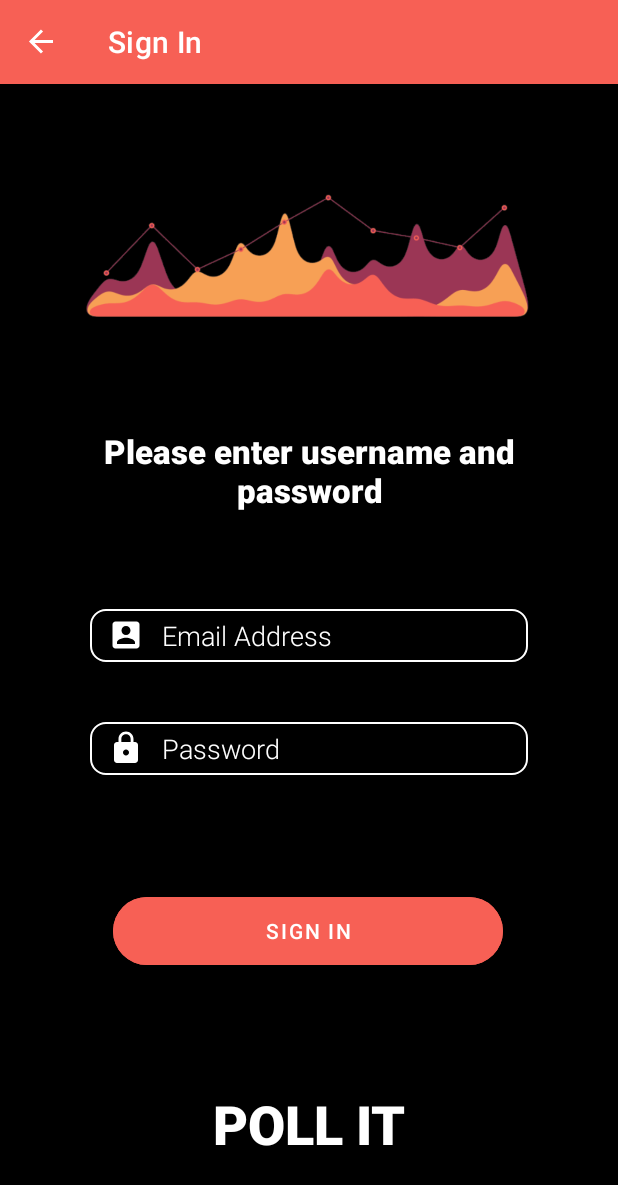
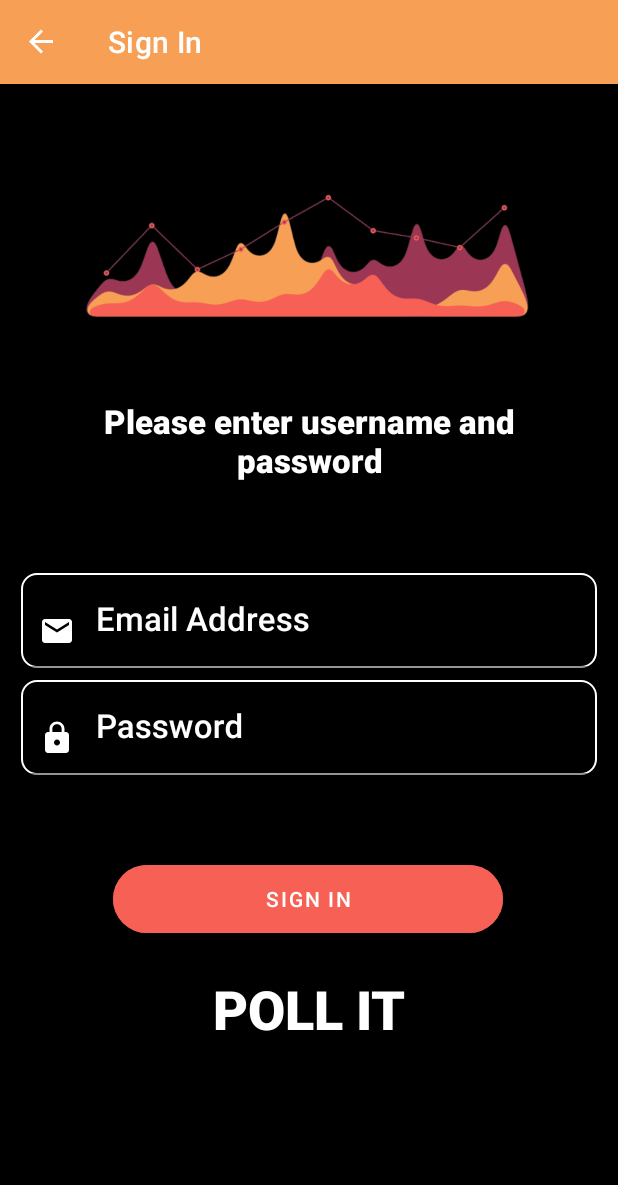
Before and after one commit to Shimoco7/Poll-It, an Android app: the FragmentSignIn screen opened through its navigation route, on a phone screen of 412 x 824 dp. Shown: the top 1185 px of the screen. Run offline under Robolectric (Android 15) with nearby library versions, the phone set to English and light mode, and no system bars; our stand-ins replace Firebase (no records; nobody signed in at launch, a user with empty details on screens opened directly), navigation-ui; libraries missing offline, so code that uses them is left out: org.apache.commons.

Commit message:
signIn design

```diff
--- a/app/src/main/res/drawable/custom_input.xml
+++ b/app/src/main/res/drawable/custom_input.xml
@@ -5,7 +5,7 @@
         <shape android:shape="rectangle">
             <solid android:color="@android:color/black"/>
             <corners android:radius="10dp"/>
-            <stroke android:color="@color/primeRed" android:width="1dp"/>
+            <stroke android:color="@color/primeOrng" android:width="1dp"/>
         </shape>
     </item>
 
--- a/app/src/main/res/drawable/ic_account.xml
+++ b/app/src/main/res/drawable/ic_account.xml
@@ -1,5 +1,5 @@
 <vector android:height="24dp" android:tint="#FFFFFF"
     android:viewportHeight="24" android:viewportWidth="24"
     android:width="24dp" xmlns:android="http://schemas.android.com/apk/res/android">
-    <path android:fillColor="@android:color/white" android:pathData="M3,5v14c0,1.1 0.89,2 2,2h14c1.1,0 2,-0.9 2,-2L21,5c0,-1.1 -0.9,-2 -2,-2L5,3c-1.11,0 -2,0.9 -2,2zM15,9c0,1.66 -1.34,3 -3,3s-3,-1.34 -3,-3 1.34,-3 3,-3 3,1.34 3,3zM6,17c0,-2 4,-3.1 6,-3.1s6,1.1 6,3.1v1L6,18v-1z"/>
+    <path android:fillColor="@android:color/white" android:pathData="M20,4L4,4c-1.1,0 -1.99,0.9 -1.99,2L2,18c0,1.1 0.9,2 2,2h16c1.1,0 2,-0.9 2,-2L22,6c0,-1.1 -0.9,-2 -2,-2zM20,8l-8,5 -8,-5L4,6l8,5 8,-5v2z"/>
 </vector>
--- a/app/src/main/res/layout/fragment_signin.xml
+++ b/app/src/main/res/layout/fragment_signin.xml
@@ -11,12 +11,13 @@
 
     <androidx.constraintlayout.widget.ConstraintLayout
         android:layout_width="match_parent"
-        android:layout_height="wrap_content">
+        android:layout_height="match_parent">
+
         <TextView
             android:id="@+id/sign_title"
             android:layout_width="319dp"
             android:layout_height="62dp"
-        android:layout_marginTop="40dp"
+            android:layout_marginTop="20dp"
             android:fontFamily="sans-serif-black"
             android:text="@string/please_enter_username_and_password"
             android:textAlignment="center"
@@ -37,11 +38,90 @@
             app:layout_constraintStart_toStartOf="parent"
             app:layout_constraintTop_toTopOf="parent" />
 
+        <androidx.appcompat.widget.LinearLayoutCompat
+            android:id="@+id/linearLayoutCompat"
+            android:layout_width="match_parent"
+            android:layout_height="0dp"
+            android:layout_marginStart="10dp"
+            android:layout_marginTop="50dp"
+            android:layout_marginEnd="10dp"
+            android:orientation="vertical"
+            app:layout_constraintEnd_toEndOf="parent"
+            app:layout_constraintStart_toStartOf="parent"
+            app:layout_constraintTop_toBottomOf="@+id/sign_title">
+
+            <com.google.android.material.textfield.TextInputLayout
+                android:layout_width="match_parent"
+                android:layout_height="wrap_content"
+                android:layout_margin="4dp"
+                android:fontFamily="sans-serif-light"
+                android:hint="@string/email"
+                android:textColorHint="@color/white">
+
+                <com.google.android.material.textfield.TextInputEditText
+                    android:id="@+id/login_input_email"
+                    android:layout_width="match_parent"
+                    android:layout_height="wrap_content"
+                    android:background="@drawable/custom_input"
+                    android:drawableStart="@drawable/ic_account"
+                    android:drawablePadding="14dp"
+                    android:fontFamily="sans-serif-light"
+                    android:inputType="text"
+                    android:maxLines="1"
+                    android:paddingStart="12dp"
+                    android:paddingEnd="12dp"
+                    android:textAppearance="@style/TextAppearance.AppCompat.Large"
+                    android:textColor="@color/white"
+                    android:textStyle="bold" />
+            </com.google.android.material.textfield.TextInputLayout>
+
+            <com.google.android.material.textfield.TextInputLayout
+                android:layout_width="match_parent"
+                android:layout_height="wrap_content"
+                android:layout_margin="4dp"
+                android:fontFamily="sans-serif-light"
+                android:hint="@string/password"
+                android:textColorHint="@color/white">
+
+                <com.google.android.material.textfield.TextInputEditText
+                    android:id="@+id/login_input_password"
+                    android:layout_width="match_parent"
+                    android:layout_height="wrap_content"
+                    android:background="@drawable/custom_input"
+                    android:drawableStart="@drawable/ic_password"
+                    android:drawablePadding="14dp"
+                    android:fontFamily="sans-serif-light"
+                    android:inputType="text"
+                    android:maxLines="1"
+                    android:paddingStart="12dp"
+                    android:paddingEnd="12dp"
+                    android:textAppearance="@style/TextAppearance.AppCompat.Large"
+                    android:textColor="@color/white"
+                    android:textStyle="bold" />
+            </com.google.android.material.textfield.TextInputLayout>
+
+        </androidx.appcompat.widget.LinearLayoutCompat>
+
+
+        <Button
+            android:id="@+id/login_sign_in_btn"
+            android:layout_width="260dp"
+            android:layout_height="57dp"
+            android:layout_marginTop="50dp"
+            android:backgroundTint="#F76055"
+            android:text="@string/sign_in"
+            app:cornerRadius="37sp"
+            app:layout_constraintEnd_toEndOf="parent"
+            app:layout_constraintHorizontal_bias="0.496"
+            app:layout_constraintStart_toStartOf="parent"
+            app:layout_constraintTop_toBottomOf="@+id/linearLayoutCompat" />
+
+
         <TextView
-        android:id="@+id/welcome_title1"
+            android:id="@+id/sign_pollit_title"
             android:layout_width="155dp"
             android:layout_height="50dp"
-        android:layout_marginBottom="30dp"
+            android:layout_marginTop="20dp"
             android:fontFamily="sans-serif-black"
             android:text="@string/poll_it"
             android:textAlignment="center"
@@ -50,68 +130,56 @@
             android:textStyle="bold"
             app:layout_constraintBottom_toBottomOf="parent"
             app:layout_constraintEnd_toEndOf="parent"
-        app:layout_constraintStart_toStartOf="parent" />
+            app:layout_constraintStart_toStartOf="parent"
+            app:layout_constraintTop_toBottomOf="@+id/login_sign_in_btn" />
 
-    <Button
-        android:id="@+id/login_sign_in_btn"
-        android:layout_width="260dp"
-        android:layout_height="57dp"
-        android:layout_marginTop="75dp"
-        android:layout_marginBottom="75dp"
-        android:backgroundTint="#F76055"
-        android:text="@string/sign_in"
-        app:cornerRadius="37sp"
-        app:layout_constraintBottom_toTopOf="@+id/welcome_title1"
-        app:layout_constraintEnd_toEndOf="parent"
-        app:layout_constraintHorizontal_bias="0.496"
-        app:layout_constraintStart_toStartOf="parent"
-        app:layout_constraintTop_toBottomOf="@+id/login_input_password" />
+        <!--        <EditText-->
+        <!--            android:id="@+id/login_input_email"-->
+        <!--            android:layout_width="0dp"-->
+        <!--            android:layout_height="35dp"-->
+        <!--            android:layout_marginStart="60dp"-->
+        <!--            android:layout_marginTop="160dp"-->
+        <!--            android:layout_marginEnd="60dp"-->
+        <!--            android:background="@drawable/custom_input"-->
+        <!--            android:drawableStart="@drawable/ic_account"-->
+        <!--            android:drawablePadding="12dp"-->
+        <!--            android:ems="10"-->
+        <!--            android:fontFamily="sans-serif-light"-->
+        <!--            android:hint="@string/email"-->
+        <!--            android:textColorHint="@color/white"-->
+        <!--            android:inputType="textEmailAddress"-->
+        <!--            android:paddingStart="12dp"-->
+        <!--            android:paddingEnd="12dp"-->
+        <!--            android:textColor="@color/white"-->
+        <!--            app:layout_constraintEnd_toEndOf="parent"-->
+        <!--            app:layout_constraintHorizontal_bias="0.765"-->
+        <!--            app:layout_constraintStart_toStartOf="parent"-->
+        <!--            app:layout_constraintTop_toBottomOf="@+id/sign_logo" />-->
 
-        <EditText
-            android:id="@+id/login_input_email"
-            android:layout_width="0dp"
-            android:layout_height="35dp"
-            android:layout_marginStart="60dp"
-            android:layout_marginTop="160dp"
-            android:layout_marginEnd="60dp"
-            android:background="@drawable/custom_input"
-            android:drawableStart="@drawable/ic_account"
-            android:drawablePadding="12dp"
-            android:ems="10"
-            android:fontFamily="sans-serif-light"
-            android:hint="@string/email"
-            android:textColorHint="@color/white"
-            android:inputType="textEmailAddress"
-            android:paddingStart="12dp"
-            android:paddingEnd="12dp"
-            android:textColor="@color/white"
-            app:layout_constraintEnd_toEndOf="parent"
-            app:layout_constraintHorizontal_bias="0.765"
-            app:layout_constraintStart_toStartOf="parent"
-            app:layout_constraintTop_toBottomOf="@+id/sign_logo" />
-
-        <EditText
-            android:id="@+id/login_input_password"
-            android:layout_width="0dp"
-            android:layout_height="35dp"
-            android:layout_marginStart="60dp"
-            android:layout_marginTop="40dp"
-            android:layout_marginEnd="60dp"
-            android:background="@drawable/custom_input"
-            android:drawableStart="@drawable/ic_password"
-            android:drawablePadding="12dp"
-            android:ems="10"
-            android:fontFamily="sans-serif-light"
-            android:hint="@string/password"
-            android:textColorHint="@color/white"
-            android:inputType="textPassword"
-            android:paddingStart="12dp"
-            android:paddingEnd="12dp"
-            android:textColor="@color/white"
-            app:layout_constraintEnd_toEndOf="parent"
-            app:layout_constraintHorizontal_bias="0.765"
-            app:layout_constraintStart_toStartOf="parent"
-            app:layout_constraintTop_toBottomOf="@+id/login_input_email" />
+        <!--        <EditText-->
+        <!--            android:id="@+id/login_input_password"-->
+        <!--            android:layout_width="0dp"-->
+        <!--            android:layout_height="35dp"-->
+        <!--            android:layout_marginStart="60dp"-->
+        <!--            android:layout_marginTop="40dp"-->
+        <!--            android:layout_marginEnd="60dp"-->
+        <!--            android:background="@drawable/custom_input"-->
+        <!--            android:drawableStart="@drawable/ic_password"-->
+        <!--            android:drawablePadding="12dp"-->
+        <!--            android:ems="10"-->
+        <!--            android:fontFamily="sans-serif-light"-->
+        <!--            android:hint="@string/password"-->
+        <!--            android:textColorHint="@color/white"-->
+        <!--            android:inputType="textPassword"-->
+        <!--            android:paddingStart="12dp"-->
+        <!--            android:paddingEnd="12dp"-->
+        <!--            android:textColor="@color/white"-->
+        <!--            app:layout_constraintEnd_toEndOf="parent"-->
+        <!--            app:layout_constraintHorizontal_bias="0.765"-->
+        <!--            app:layout_constraintStart_toStartOf="parent"-->
+        <!--            app:layout_constraintTop_toBottomOf="@+id/login_input_email" />-->
     </androidx.constraintlayout.widget.ConstraintLayout>
 
+
+
 </ScrollView>
--- a/app/src/main/res/layout/fragment_welcome.xml
+++ b/app/src/main/res/layout/fragment_welcome.xml
@@ -19,7 +19,7 @@
         app:layout_constraintTop_toTopOf="parent" />
 
     <TextView
-        android:id="@+id/welcome_title1"
+        android:id="@+id/sign_pollit_title"
         android:layout_width="155dp"
         android:layout_height="50dp"
         android:layout_marginTop="50dp"
@@ -46,7 +46,7 @@
         android:textStyle="bold"
         app:layout_constraintEnd_toEndOf="parent"
         app:layout_constraintStart_toStartOf="parent"
-        app:layout_constraintTop_toBottomOf="@+id/welcome_title1" />
+        app:layout_constraintTop_toBottomOf="@+id/sign_pollit_title" />
 
     <Button
         android:id="@+id/welcome_sign_in_btn"
--- a/app/src/main/res/values/colors.xml
+++ b/app/src/main/res/values/colors.xml
@@ -8,5 +8,6 @@
     <color name="black">#FF000000</color>
     <color name="white">#FFFFFFFF</color>
     <color name="primeRed">#F76055</color>
+    <color name="primeOrng">#f7a055</color>
 
 </resources>
--- a/app/src/main/res/values/themes.xml
+++ b/app/src/main/res/values/themes.xml
@@ -2,7 +2,7 @@
     <!-- Base application theme. -->
     <style name="Theme.AppProject" parent="Theme.MaterialComponents.DayNight.DarkActionBar">
         <!-- Primary brand color. -->
-        <item name="colorPrimary">@color/primeRed</item>
+        <item name="colorPrimary">@color/primeOrng</item>
         <item name="colorPrimaryVariant">@color/purple_700</item>
         <item name="colorOnPrimary">@color/white</item>
         <!-- Secondary brand color. -->
--- a/build.gradle
+++ b/build.gradle
@@ -5,6 +5,8 @@ buildscript {
         mavenCentral()
     }
     dependencies {
+
+
         classpath "com.android.tools.build:gradle:7.0.3"
         // NOTE: Do not place your application dependencies here; they belong
         // in the individual module build.gradle files
```
Lines whose indentation alone changed are shown as unchanged.
